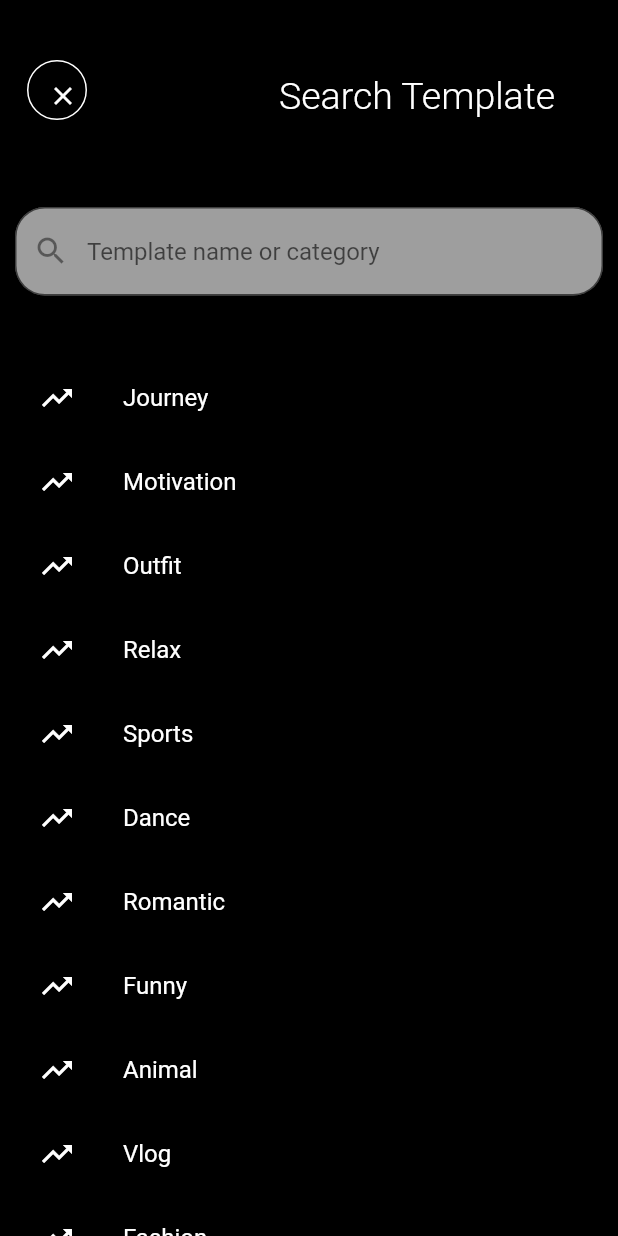
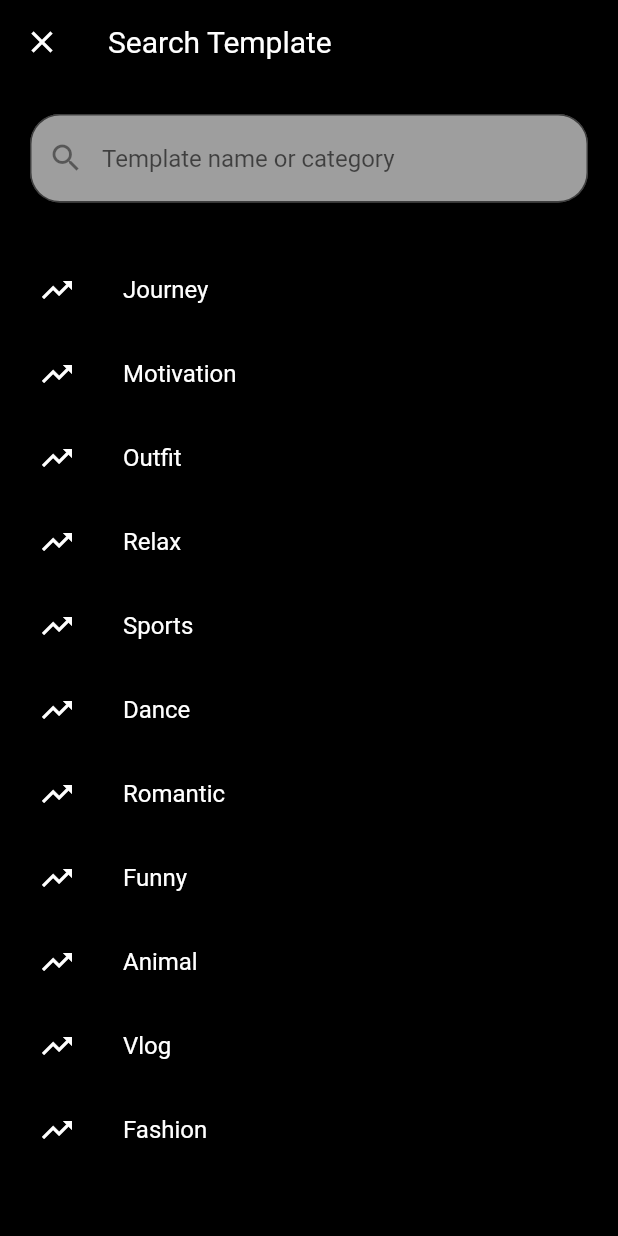
Before and after one commit to bindiyawebunity/videomkaer, a Flutter app: the SearchPage screen opened directly, on a phone screen of 412 x 824 dp. Run offline on Flutter 3.47's test engine with Material 2 defaults, Android fonts, the phone set to English and light mode, and no system bars; our stand-ins replace flutter_otp_text_field.

Commit message:
changes in ui

```diff
--- a/lib/model/TextStyle.dart
+++ b/lib/model/TextStyle.dart
@@ -31,6 +31,6 @@ class TextStyleFile {
       fontWeight: FontWeight.w500,fontSize: 25,color: ColorFile.textColor
   );
 static TextStyle searchPage = TextStyle(
-    fontWeight: FontWeight.w300,fontSize: 25,color: ColorFile.textColor
+    fontWeight: FontWeight.w400,fontSize: 20,color: ColorFile.textColor
 );
 }
--- a/lib/screen/searchPage.dart
+++ b/lib/screen/searchPage.dart
@@ -1,7 +1,8 @@
 import 'package:flutter/material.dart';
-import 'package:videomaker/model/String.dart';
-import 'package:videomaker/model/TextStyle.dart';
 import 'package:videomaker/model/color.dart';
+
+import '../model/String.dart';
+import '../model/TextStyle.dart';
 
 class SearchPage extends StatefulWidget {
   const SearchPage({Key? key}) : super(key: key);
@@ -28,47 +29,28 @@ class _SearchPageState extends State<SearchPage> {
   @override
   Widget build(BuildContext context) {
     return Scaffold(
+      appBar: AppBar(
+        backgroundColor: ColorFile.backGroundColor,
+        leading: IconButton(
+          onPressed: () {
+            Navigator.pop(context);
+          },
+          icon: const Icon(Icons.close),
+        ),
+        title: Text(
+          StringFile.searchPage,
+          style: TextStyleFile.searchPage,
+        ),
+      ),
       backgroundColor: ColorFile.backGroundColor,
       body: Padding(
         padding: const EdgeInsets.all(10.0),
+        child: SingleChildScrollView(
           child: Column(
             children: [
-            Row(
-              children: [
               Padding(
-                  padding: const EdgeInsets.only(left: 8.0, top: 30),
-                  child: Stack(
-                    children: [
-                      Container(
-                        height: 40,
-                        width: 40,
-                        decoration: BoxDecoration(
-                            borderRadius: BorderRadius.circular(40),
-                            border: Border.all(color: Colors.white)),
-                      ),
-                      IconButton(
-                          onPressed: () {},
-                          icon: const Icon(
-                            Icons.close,
-                            color: Colors.white,
-                            size: 20,
-                          )),
-                    ],
-                  ),
-                ),
-                Padding(
-                  padding: const EdgeInsets.only(left: 120, top: 30),
-                  child: Text(
-                    StringFile.searchPage,
-                    style: TextStyleFile.searchPage,
-                  ),
-                )
-              ],
-            ),
-            const SizedBox(
-              height: 50,
-            ),
-            TextFormField(
+                padding: const EdgeInsets.all(10.0),
+                child: TextFormField(
                   controller: search,
                   decoration: InputDecoration(
                       hintText: "Template name or category",
@@ -78,8 +60,9 @@ class _SearchPageState extends State<SearchPage> {
                       border: OutlineInputBorder(
                           borderRadius: BorderRadius.circular(20))),
                 ),
+              ),
               const SizedBox(
-              height: 40,
+                height: 20,
               ),
               SizedBox(
                 height: 600,
@@ -103,6 +86,7 @@ class _SearchPageState extends State<SearchPage> {
             ],
           ),
         ),
+      ),
     );
   }
 }
```
Lines whose indentation alone changed are shown as unchanged.
